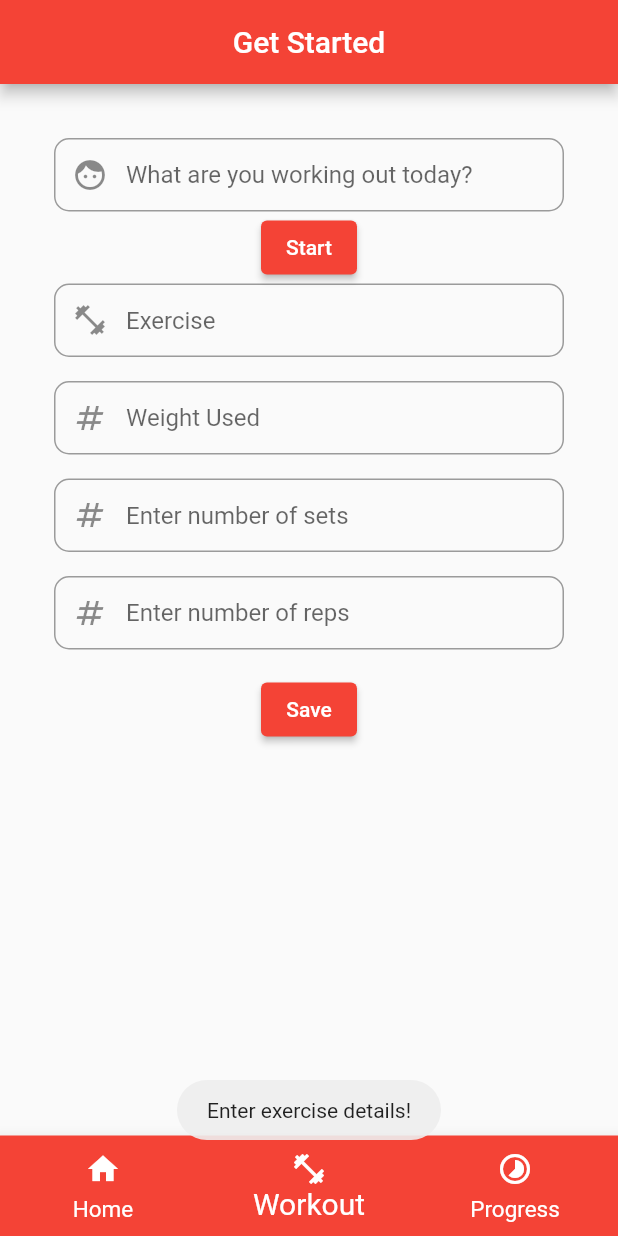
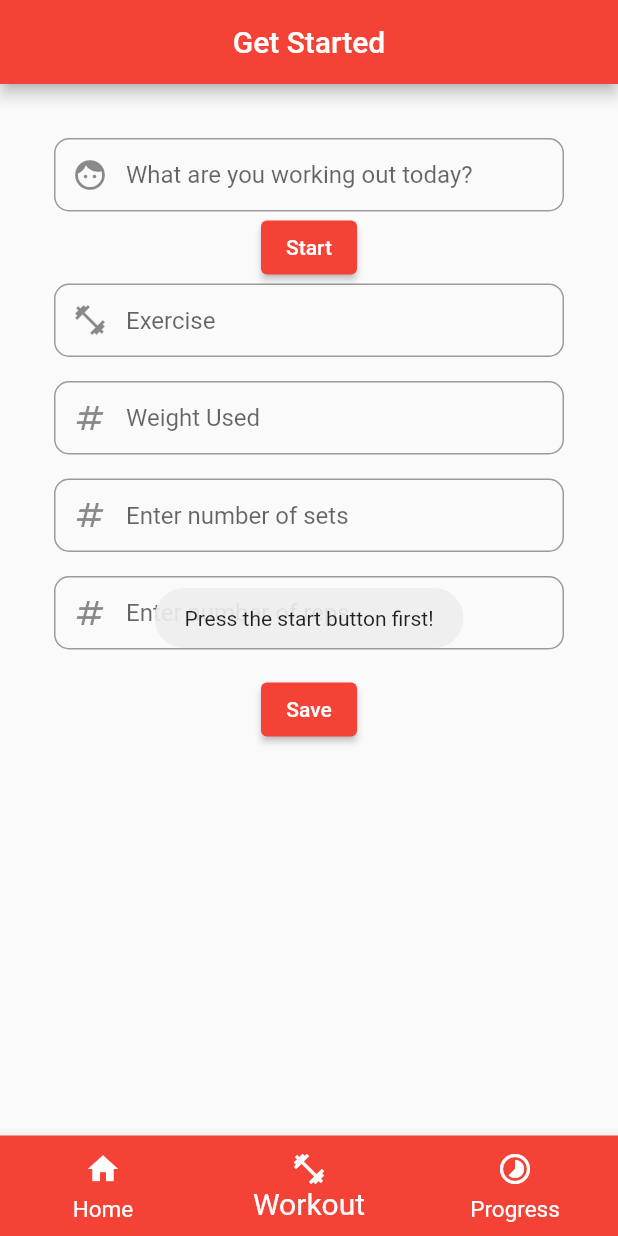
Before and after one commit to steventdn/iLift, a Flutter app: the HomeWidget screen opened directly, item 2 of the bottom bar chosen, after a tap on "Save", on a phone screen of 412 x 824 dp. Run offline on Flutter 3.47's test engine with Material 2 defaults, Android fonts, the phone set to English and light mode, and no system bars; our stand-ins replace cloud_firestore, firebase_auth, firebase_core, fluttertoast; accounts and stored records are empty.

Commit message:
first commit

```diff
--- a/lib/Screens/register_page.dart
+++ b/lib/Screens/register_page.dart
@@ -3,7 +3,7 @@ import 'package:firebase_auth/firebase_auth.dart';
 import 'package:flutter/material.dart';
 import 'package:fluttertoast/fluttertoast.dart';
 import 'package:progressive_overload2/home_widget.dart';
-import 'package:progressive_overload2/views/logged_in_view.dart';
+import 'package:progressive_overload2/views/home_view.dart';
 
 import '../models/user_model.dart';
 
@@ -148,7 +148,7 @@ class _RegisterPageState extends State<RegisterPage> {
       ),
     );
 
-    //confirm pass field
+    //confirm password field
     final confirmPasswordField = TextFormField(
       autofocus: false,
       controller: confirmPasswordEditingController,
@@ -247,6 +247,7 @@ class _RegisterPageState extends State<RegisterPage> {
     );
   }
 
+  //signup function
   void signUp(String email, String password) async
   {
     if(_formKey.currentState!.validate()) {
--- a/lib/home_widget.dart
+++ b/lib/home_widget.dart
@@ -1,6 +1,5 @@
 import 'package:flutter/material.dart';
-import 'package:progressive_overload2/views/addsplit_view.dart';
-import 'package:progressive_overload2/views/logged_in_view.dart';
+import 'package:progressive_overload2/views/home_view.dart';
 import 'package:progressive_overload2/views/progress_view.dart';
 import 'package:progressive_overload2/views/workout_view.dart';
 
@@ -16,7 +15,7 @@ class _HomeWidgetState extends State<HomeWidget> {
 
   int currentIndex = 0;
   final screens = [
-    LoggedInView(),
+    HomeView(),
     WorkoutPage(),
     ProgressPage(),
   ];
--- a/lib/main.dart
+++ b/lib/main.dart
@@ -3,7 +3,7 @@ import 'package:flutter/material.dart';
 import 'package:progressive_overload2/Screens/login_page.dart';
 import 'package:progressive_overload2/Screens/register_page.dart';
 import 'package:progressive_overload2/home_widget.dart';
-import 'package:progressive_overload2/views/logged_in_view.dart';
+import 'package:progressive_overload2/views/home_view.dart';
 import 'package:progressive_overload2/views/workout_view.dart';
 
 
--- a/lib/views/logged_in_view.dart
+++ /dev/null
@@ -1,101 +0,0 @@
-import 'package:cloud_firestore/cloud_firestore.dart';
-import 'package:firebase_auth/firebase_auth.dart';
-import 'package:flutter/material.dart';
-import 'package:progressive_overload2/Screens/login_page.dart';
-import 'package:progressive_overload2/views/home_view.dart';
-import 'package:progressive_overload2/models/user_model.dart';
-import 'package:progressive_overload2/home_widget.dart';
-import 'package:progressive_overload2/views/progress_view.dart';
-import 'package:progressive_overload2/views/workout_view.dart';
-
-class LoggedInView extends StatefulWidget {
-  const LoggedInView({Key? key}) : super(key: key);
-
-  @override
-  _LoggedInViewState createState() => _LoggedInViewState();
-}
-
-class _LoggedInViewState extends State<LoggedInView> {
-  User? user = FirebaseAuth.instance.currentUser;
-  UserModel loggedInUser = UserModel();
-
-  @override
-  void initState() {
-    // TODO: implement initState
-    super.initState();
-    FirebaseFirestore.instance
-      .collection("users")
-      .doc(user!.uid)
-      .get()
-      .then((value){
-        this.loggedInUser = UserModel.fromMap(value.data());
-        setState(() {
-        });
-    });
-  }
-
-  @override
-  Widget build(BuildContext context) {
-    return Scaffold(
-      appBar: AppBar(automaticallyImplyLeading : false, title: Text("iLift"), centerTitle: true,),
-      body: Center(child: Padding(padding: EdgeInsets.all(20),
-        child: Column(
-          mainAxisAlignment: MainAxisAlignment.center,
-          crossAxisAlignment: CrossAxisAlignment.center,
-          children: <Widget>[
-            CircleAvatar(
-              radius: 120,
-              backgroundColor: Colors.black26,
-              child: Image.asset("assets/redloho.png", fit: BoxFit.contain),
-              ),
-            SizedBox(height:10),
-            Text("Welcome", style: TextStyle(fontSize: 20, fontWeight: FontWeight.bold),
-            ),
-            Text("${loggedInUser.firstName} ${loggedInUser.secondName}",
-              style: TextStyle(
-                  color: Colors.black54,
-                  fontWeight: FontWeight.w500
-              ),
-            ),
-            Text("${loggedInUser.email}",
-              style: TextStyle(
-                  color: Colors.black54,
-                  fontWeight: FontWeight.w500),
-            ),
-            SizedBox(height: 15,),
-            ActionChip(label: Text("Log out"), onPressed: () {
-              logout(context);
-            }
-            ),
-            // ElevatedButton(
-            //
-            //     child: const Text(
-            //       'Start',
-            //       style: TextStyle(fontSize: 20),
-            //
-            //     ),
-            //     onPressed: () {
-            //       Navigator.push(
-            //         context,
-            //         MaterialPageRoute(builder: (context) => HomeViewPage()),
-            //       );
-            //     },
-            //     style: ElevatedButton.styleFrom(
-            //       padding: EdgeInsets.fromLTRB(20, 10, 20, 10),
-            //       shape: new RoundedRectangleBorder(
-            //         borderRadius: new BorderRadius.circular(30.0),
-            //       ),),
-            //     ),
-          ],
-        )
-      ),
-      ),
-    );
-  }
-
-  Future<void> logout(BuildContext context) async
-  {
-    await FirebaseAuth.instance.signOut();
-    Navigator.of(context).pushReplacement(MaterialPageRoute(builder: (context) => LoginScreenPage()));
-  }
-}
--- a/lib/views/workout_view.dart
+++ b/lib/views/workout_view.dart
@@ -3,11 +3,9 @@ import 'package:firebase_auth/firebase_auth.dart';
 import 'package:flutter/cupertino.dart';
 import 'package:flutter/material.dart';
 import 'package:fluttertoast/fluttertoast.dart';
-import 'package:progressive_overload2/Screens/login_page.dart';
-import 'package:progressive_overload2/home_widget.dart';
 import 'package:progressive_overload2/models/user_model.dart';
-import 'package:progressive_overload2/views/addsplit_view.dart';
-import 'package:progressive_overload2/views/progress_view.dart';
+import 'package:intl/intl.dart';
+
 
 
 import '../models/exercise_model.dart';
@@ -38,6 +36,7 @@ class _WorkoutPageState extends State<WorkoutPage> {
     repsController.clear();
 
   }
+  String time = '?';
   var workoutList = [];
   var splitList = [];
   User? user = FirebaseAuth.instance.currentUser;
@@ -58,8 +57,9 @@ class _WorkoutPageState extends State<WorkoutPage> {
     });
   }
 
-
+  bool _isReadonly = false;
   bool _isDisabled = false;
+  int start = 0;
   var category;
   @override
   Widget build(BuildContext context) {
@@ -77,7 +77,7 @@ class _WorkoutPageState extends State<WorkoutPage> {
               children: <Widget>[
                 TextField(
                   controller: splitController,
-
+                  readOnly: _isReadonly,
                   obscureText: false,
                   decoration: InputDecoration(
                     prefixIcon: Icon(Icons.face),
@@ -96,7 +96,7 @@ class _WorkoutPageState extends State<WorkoutPage> {
                     onPressed: _isDisabled ? null : () async {
                       if(splitController.text == ''){
                         Fluttertoast.showToast(msg: "Fill out first field!",
-                            gravity: ToastGravity.BOTTOM);
+                            gravity: ToastGravity.CENTER);
                         return null;
                       } else {
                         // Put your code here, which you want to execute when Text Field is NOT Empty.
@@ -106,19 +106,23 @@ class _WorkoutPageState extends State<WorkoutPage> {
                       //
                       // splitModel.name = splitController.text;
                       // var list = [splitController.text];
-
+                      start++;
+                      final now = DateTime.now();
+                      time = DateFormat('MM-dd-yyyy').format(now);
                       //Creating the array here
                       var arrayRef = FirebaseFirestore.instance.collection("users")
                           .doc(user?.uid).collection("exercises").doc().set(
                           {
-                            "exercise" : splitController.text,
-                            "timestamp": FieldValue.serverTimestamp()
+                            "exercise" : splitController.text + " (" + time + ")",
+                            "timestamp": FieldValue.serverTimestamp(),
                           }
                       );
                       setState(() {
                         _isDisabled = true;
+                        _isReadonly = true;
                       });
-                      Fluttertoast.showToast(msg: "You can now enter your exercises!");
+                      Fluttertoast.showToast(msg: "You can now enter your exercises! (Minimum : 1)",
+                      gravity: ToastGravity.CENTER);
                     }, child: Text("Start"),
                   ),
 
@@ -204,13 +208,32 @@ class _WorkoutPageState extends State<WorkoutPage> {
                 //Save workout
                 ElevatedButton(
                   onPressed: () async {
+                    if(start == 0)
+                      {
+                        Fluttertoast.showToast(msg: "Press the start button first!",
+                            gravity: ToastGravity.CENTER);
+                        return null;
+                      } else {
+                      // Put your code here, which you want to execute when Text Field is NOT Empty.
+                      print('Not Empty, All Text Input is Filled.');
+                    }
+
+                    if(splitController.text == '')
+                      {
+                        Fluttertoast.showToast(msg: "First field may not be empty!",
+                            gravity: ToastGravity.CENTER);
+                        return null;
+                      } else {
+                      // Put your code here, which you want to execute when Text Field is NOT Empty.
+                      print('Not Empty, All Text Input is Filled.');
+                    }
                     if (exerciseController.text == '' ||
                         weightController.text == ''
                         || setsController.text == '' ||
                         repsController.text == '') {
                       // Put your code here which you want to execute when Text Field is Empty.
-                      Fluttertoast.showToast(msg: "Enter exercise details!",
-                          gravity: ToastGravity.BOTTOM);
+                      Fluttertoast.showToast(msg: "Enter all exercise details!",
+                          gravity: ToastGravity.CENTER);
                       return null;
                     } else {
                       // Put your code here, which you want to execute when Text Field is NOT Empty.
--- a/pubspec.yaml
+++ b/pubspec.yaml
@@ -44,6 +44,7 @@ dev_dependencies:
   flutter_test:
     sdk: flutter
   flutter_launcher_icons: "^0.9.2"
+  intl: ^0.17.0
 
   # The "flutter_lints" package below contains a set of recommended lints to
   # encourage good coding practices. The lint set provided by the package is
```
Also changed, not shown: lib/Screens/login_page.dart (+4 -3 lines), lib/views/addsplit_view.dart (deleted, +0 -181 lines), lib/views/home_view.dart (+42 -63 lines), lib/views/progress_view.dart (+4 -3 lines), pubspec.lock.
